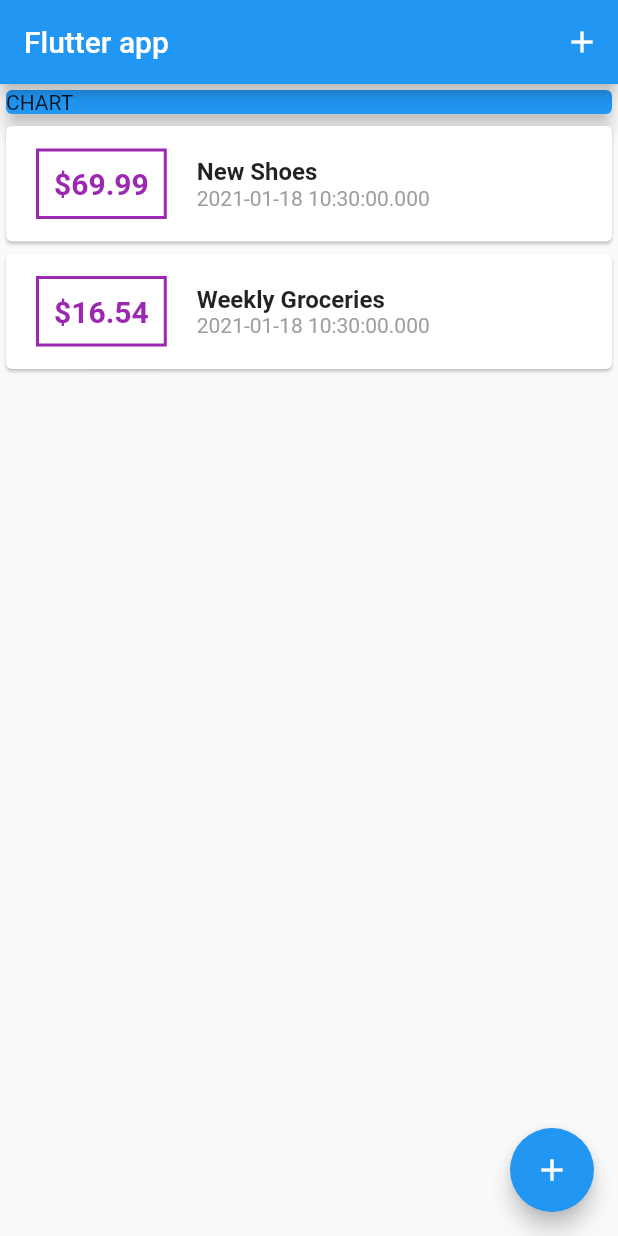
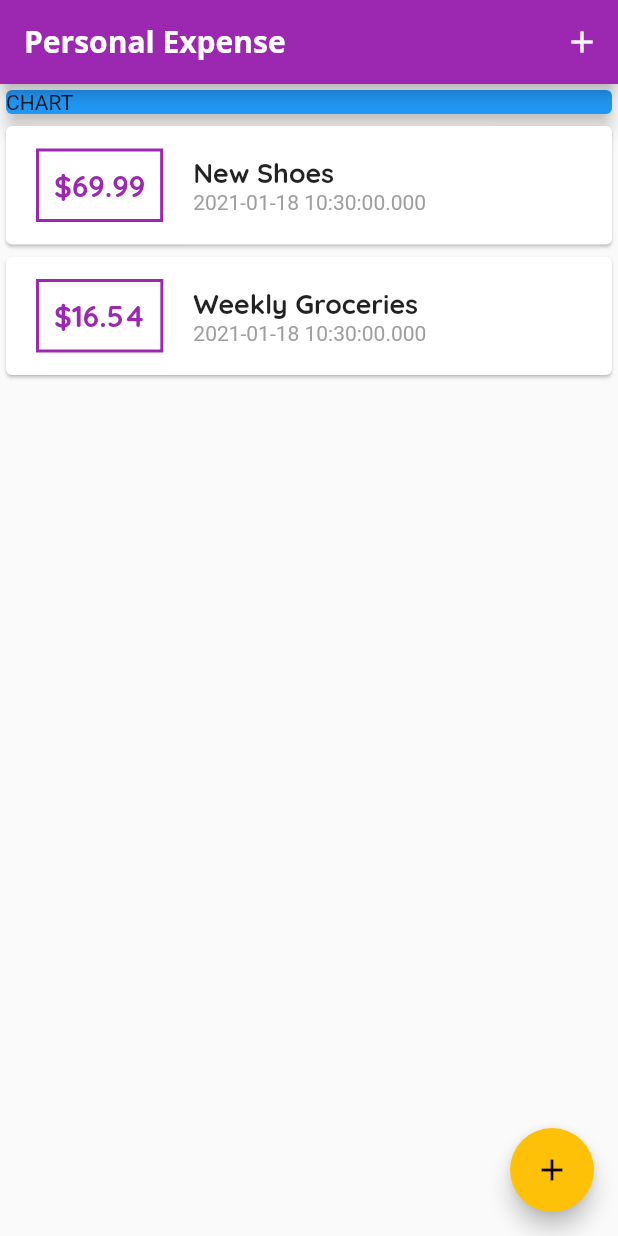
Before and after one commit to mlodyFrontendowiec/BudgetApp-Flutter, a Flutter app: the screen it shows after launch, on a phone screen of 412 x 824 dp. Run offline on Flutter 3.47's test engine with Material 2 defaults, Android fonts, the phone set to English and light mode, and no system bars; Roboto replaces fonts that are missing (Open Sans).

Commit message:
Add custom fonts and add theme

```diff
--- a/lib/main.dart
+++ b/lib/main.dart
@@ -9,9 +9,22 @@ class MyApp extends StatelessWidget {
   @override
   Widget build(BuildContext context) {
     return MaterialApp(
-      title: "Flutter App",
-      home: MyHomePage(),
-    );
+        title: "Personal Expense",
+        theme: ThemeData(
+          primarySwatch: Colors.purple,
+          accentColor: Colors.amber,
+          fontFamily: "Quicksand",
+          textTheme: ThemeData.light().textTheme.copyWith(
+                  title: TextStyle(
+                fontFamily: "Quicksand",
+                fontWeight: FontWeight.bold,
+                fontSize: 18,
+              )),
+          appBarTheme: AppBarTheme(
+              textTheme: ThemeData.light().textTheme.copyWith(
+                  title: TextStyle(fontFamily: "OpenSans", fontSize: 20))),
+        ),
+        home: MyHomePage());
   }
 }
 
@@ -57,7 +70,11 @@ class _MyHomePageState extends State<MyHomePage> {
   Widget build(BuildContext context) {
     return Scaffold(
       appBar: AppBar(
-        title: Text("Flutter app"),
+        title: Text(
+          "Personal Expense",
+          style:
+              TextStyle(fontFamily: 'Open Sans', fontWeight: FontWeight.bold),
+        ),
         actions: <Widget>[
           IconButton(
               icon: Icon(
--- a/lib/widgets/transaction_list.dart
+++ b/lib/widgets/transaction_list.dart
@@ -20,23 +20,23 @@ class TransactionList extends StatelessWidget {
                   margin: EdgeInsets.symmetric(vertical: 15, horizontal: 20),
                   decoration: BoxDecoration(
                       border: Border.all(
-                    color: Colors.purple,
+                    color: Theme.of(context).primaryColor,
                     width: 2,
                   )),
                   child: Text(
                       '\$${transactions[index].amount.toStringAsFixed(2)}',
                       style: TextStyle(
+                          fontFamily: "Quicksand",
                           fontWeight: FontWeight.bold,
                           fontSize: 20,
-                          color: Colors.purple)),
+                          color: Theme.of(context).primaryColor)),
                 ),
                 Column(
                   crossAxisAlignment: CrossAxisAlignment.start,
                   children: <Widget>[
                     Text(
                       transactions[index].title,
-                      style:
-                          TextStyle(fontSize: 16, fontWeight: FontWeight.bold),
+                      style: Theme.of(context).textTheme.title,
                     ),
                     Text(transactions[index].date.toString(),
                         style: TextStyle(color: Colors.grey))
```
Also changed, not shown: pubspec.yaml (+12 -6 lines), assets/fonts/OpenSans-Bold.ttf (added), assets/fonts/OpenSans-Regular.ttf (added), assets/fonts/Quicksand-Bold.ttf (added), assets/fonts/Quicksand-Light.ttf (added), assets/fonts/Quicksand-Medium.ttf (added), assets/fonts/Quicksand-Regular.ttf (added).
